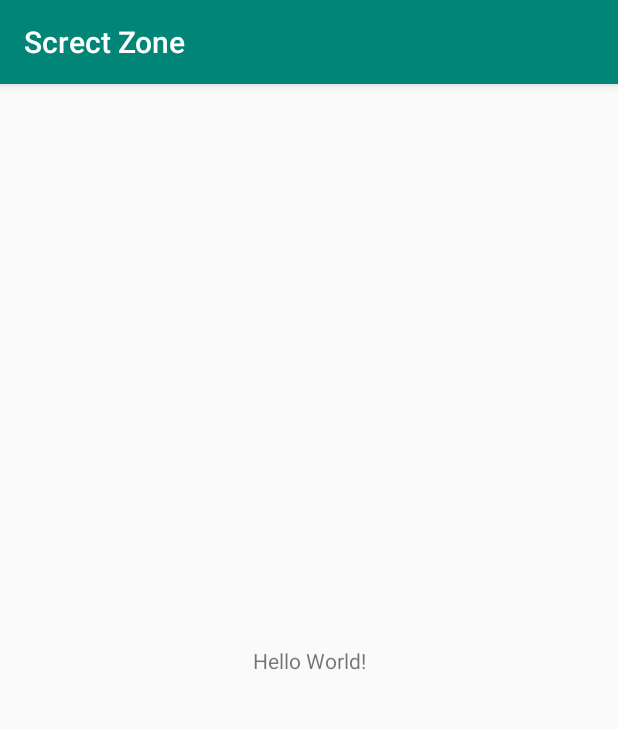
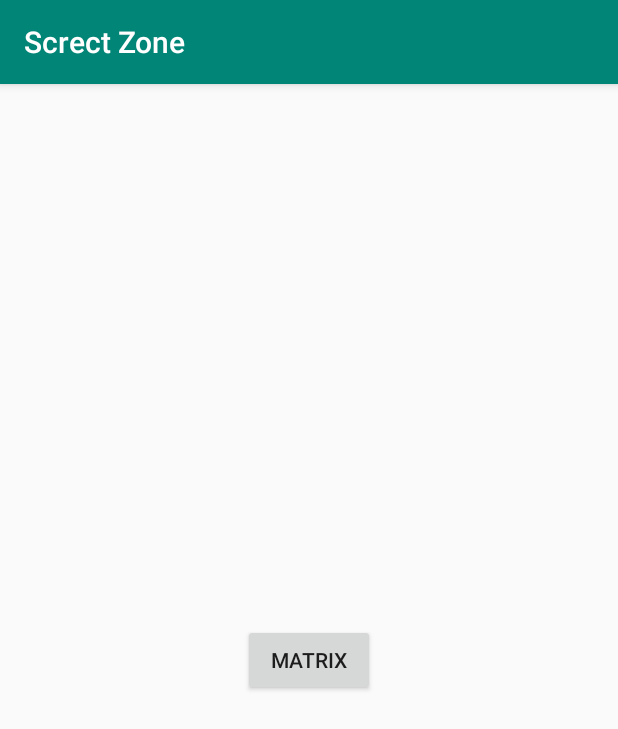
Before and after one commit to charming-c/SecretZone, an Android app: the screen it shows after launch (MainActivity), on a phone screen of 412 x 824 dp. Shown: the top 729 px of the screen. Run offline under Robolectric (Android 15) with nearby library versions, the phone set to English and light mode, and no system bars.

Commit message:
added class Matrix.

```diff
--- a/app/src/main/AndroidManifest.xml
+++ b/app/src/main/AndroidManifest.xml
@@ -9,6 +9,7 @@
         android:roundIcon="@mipmap/ic_launcher_round"
         android:supportsRtl="true"
         android:theme="@style/AppTheme">
+        <activity android:name=".matrix.MatrixTool"></activity>
         <activity android:name=".MainActivity">
             <intent-filter>
                 <action android:name="android.intent.action.MAIN" />
--- a/app/src/main/res/layout/activity_main.xml
+++ b/app/src/main/res/layout/activity_main.xml
@@ -6,13 +6,16 @@
     android:layout_height="match_parent"
     tools:context=".MainActivity">
 
-    <TextView
+    <Button
+        android:id="@+id/button"
         android:layout_width="wrap_content"
         android:layout_height="wrap_content"
-        android:text="Hello World!"
         app:layout_constraintBottom_toBottomOf="parent"
         app:layout_constraintLeft_toLeftOf="parent"
         app:layout_constraintRight_toRightOf="parent"
-        app:layout_constraintTop_toTopOf="parent" />
+        app:layout_constraintTop_toTopOf="parent"
+        android:text="@string/matrix"
+        android:onClick="openMatrixActivity"/>
+
 
 </androidx.constraintlayout.widget.ConstraintLayout>
--- a/app/src/main/res/values/strings.xml
+++ b/app/src/main/res/values/strings.xml
@@ -1,3 +1,4 @@
 <resources>
     <string name="app_name">Screct Zone</string>
+    <string name="matrix">matrix</string>
 </resources>
```
Also changed, not shown: app/src/main/java/com/example/screctzone/MainActivity.java (+8 -0 lines), app/src/main/java/com/example/screctzone/matrix/Matrix.java (added, +40 -0 lines), app/src/main/java/com/example/screctzone/matrix/MatrixTool.java (added, +16 -0 lines), app/src/main/res/layout/activity_matrix_tool.xml (added, +9 -0 lines).
